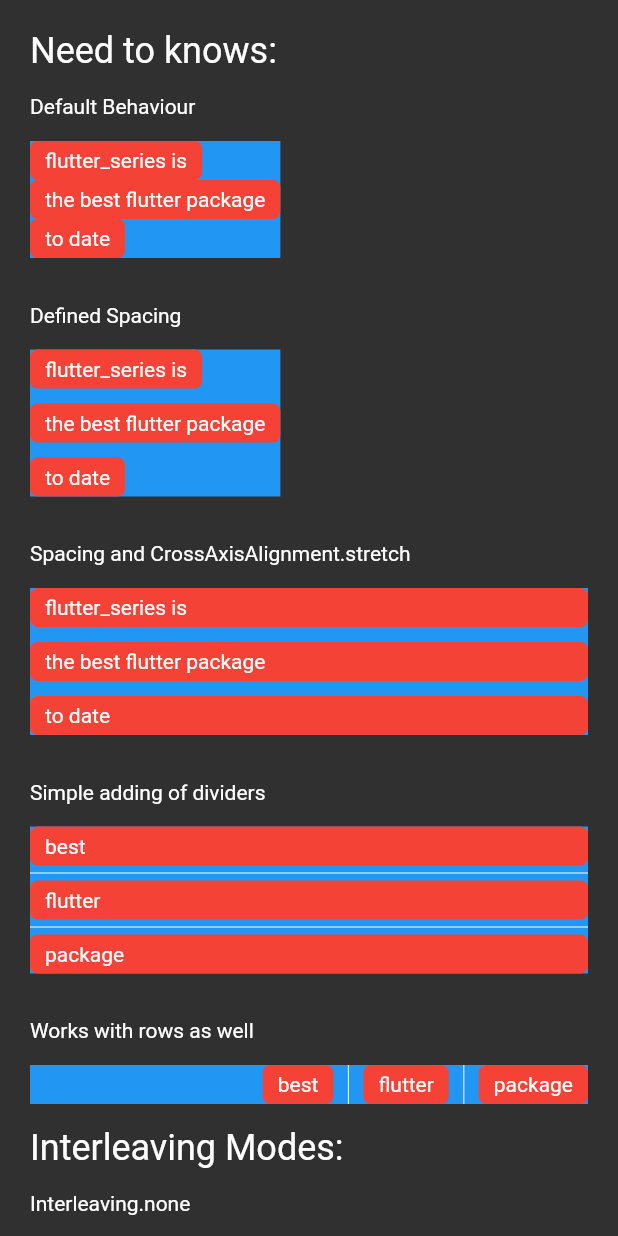
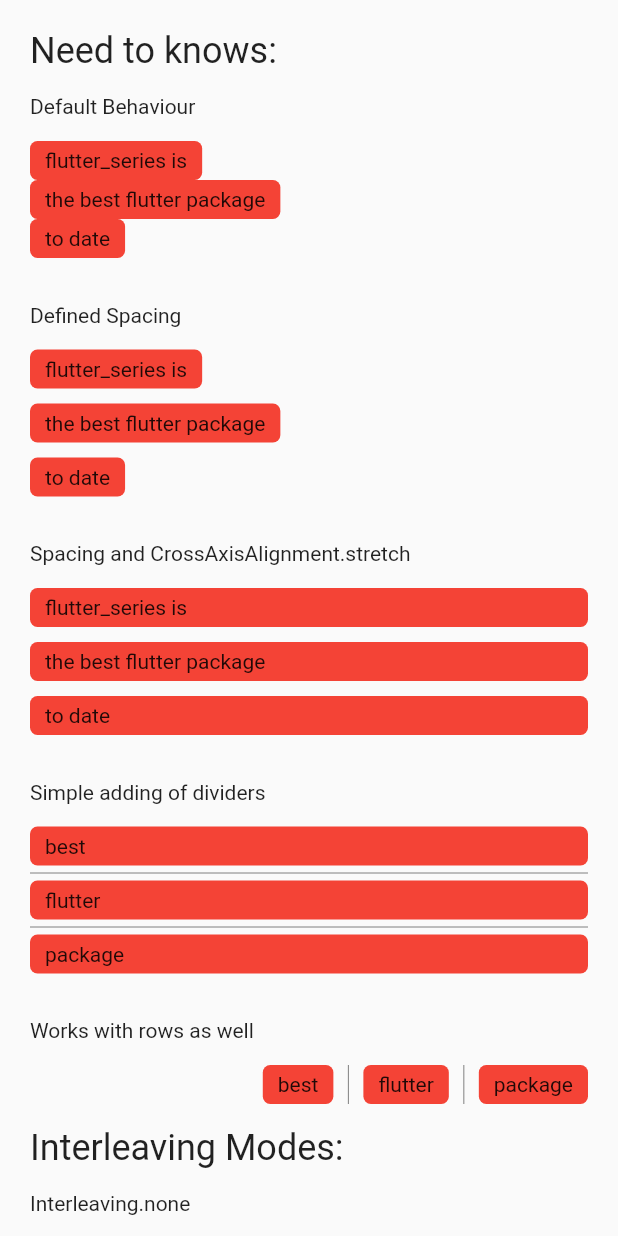
Before and after one commit to danjoemybro/flutter_series, a Flutter app: the screen it shows after launch, on a phone screen of 412 x 824 dp. Run offline on Flutter 3.47's test engine with Material 2 defaults, Android fonts, the phone set to English and light mode, and no system bars.

Commit message:
flutter_series v0.1.1 release

```diff
--- a/packages/flutter_series/example/lib/main.dart
+++ b/packages/flutter_series/example/lib/main.dart
@@ -14,9 +14,16 @@ class FlutterSeriesApp extends StatelessWidget {
     return MaterialApp(
       title: 'Flutter Series',
       scrollBehavior: const CupertinoScrollBehavior(),
+      themeMode: ThemeMode.system,
       theme: ThemeData(
         primarySwatch: Colors.blue,
+        brightness: Brightness.light,
+        dividerTheme: const DividerThemeData(color: Color(0x8F1F1F1F)),
+      ),
+      darkTheme: ThemeData(
+        primarySwatch: Colors.blue,
         brightness: Brightness.dark,
+        dividerTheme: const DividerThemeData(color: Color(0x8AFFFFFF)),
       ),
       home: const MyHomePage(),
     );
@@ -186,7 +193,7 @@ class _Housing extends StatelessWidget {
       children: [
         Text(title),
         Container(
-          color: Colors.blue,
+          // color: Colors.blue,
           child: child,
         ),
       ],
--- a/packages/flutter_series/lib/flutter_series.dart
+++ b/packages/flutter_series/lib/flutter_series.dart
@@ -3,6 +3,7 @@ library flutter_series;
 import 'package:flutter/cupertino.dart';
 import 'package:flutter/material.dart';
 
+// Sized Height and width are cleaner versions of sized box, with less features.
 class SizedHeight extends StatelessWidget {
   const SizedHeight(this.height, {Key? key}) : super(key: key);
   final double height;
@@ -17,12 +18,26 @@ class SizedWidth extends StatelessWidget {
   Widget build(BuildContext context) => SizedBox(width: width);
 }
 
-void navPush(BuildContext context, Widget page, {double pops = 0}) {
-  for (var i = 0; i < pops; i++) {
-    Navigator.pop(context);
-  }
-  Navigator.push(context, CupertinoPageRoute(builder: (context) => page));
-}
+// HDivider and VDivider
+
+// To change their colors, change your theme's dividerColor
+// lightTheme suggestion: const Color(0x8F1F1F1F)
+// darkTheme suggestion: const Color(0x8AFFFFFF)
+
+// Add the following to your theme data to your MaterialApp:
+/*
+themeMode: ThemeMode.system,
+theme: ThemeData(
+  primarySwatch: Colors.blue,
+  brightness: Brightness.light,
+  dividerTheme: const DividerThemeData(color: Color(0x8F1F1F1F)),
+),
+darkTheme: ThemeData(
+  primarySwatch: Colors.blue,
+  brightness: Brightness.dark,
+  dividerTheme: const DividerThemeData(color: Color(0x8AFFFFFF)),
+),
+*/
 
 class HDivider extends StatelessWidget {
   const HDivider(this.height, {Key? key}) : super(key: key);
@@ -30,10 +45,7 @@ class HDivider extends StatelessWidget {
   final double height;
   @override
   Widget build(BuildContext context) {
-    return Divider(
-      height: height,
-      color: Colors.white,
-    );
+    return Divider(height: height);
   }
 }
 
@@ -42,15 +54,23 @@ class VDivider extends StatelessWidget {
   final double width;
   @override
   Widget build(BuildContext context) {
-    return VerticalDivider(
-      width: width,
-      color: Colors.white,
-    );
+    return VerticalDivider(width: width);
   }
 }
 
+// These are different interleaving modes a user can access
+// none:              No spacing is applied, just like a standard series.
+// inBetween:         Spacing appears in between children, but not outside of them.
+// full:              Spacing appears in between widgets and outside of them.
+// inBetweenDivided:  Dividers appear in between children, but not outside of them.
+// fullDivided:       Dividers appear in between widgets and outside of them.
 enum Interleaving { none, full, inBetween, fullDivided, inBetweenDivided }
+
+// _ListType is only used internally to define what type of series a widget is.
 enum _ListType { column, row }
+
+// PadColumn and PadRow  are simply a Column or Row widget with more control.
+// Padding can be added  around the entire series add add spacing between widgets.
 
 class PadColumn extends StatelessWidget {
   const PadColumn({
@@ -73,6 +93,7 @@ class PadColumn extends StatelessWidget {
   @override
   Widget build(BuildContext context) {
     Interleaving localInterleaving = interleaving;
+    // If spacing is provided but interleaving is null then add spacing inBetween
     if (spacing != null && interleaving == Interleaving.none) {
       localInterleaving = Interleaving.inBetween;
     }
@@ -117,6 +138,7 @@ class PadRow extends StatelessWidget {
   @override
   Widget build(BuildContext context) {
     Interleaving localInterleaving = interleaving;
+    // If spacing is provided but interleaving is null then add spacing inBetween
     if (spacing != null && interleaving == Interleaving.none) {
       localInterleaving = Interleaving.inBetween;
     }
@@ -142,6 +164,7 @@ class PadRow extends StatelessWidget {
   }
 }
 
+// This is the calculation for the spacers or dividers.
 List<Widget> divideWidgets({
   required List<Widget> children,
   required Interleaving interleaving,
@@ -172,3 +195,14 @@ List<Widget> divideWidgets({
   });
   return widgets;
 }
+
+// A simple way to push a new page with CupertinoPageRoute styling.
+// To use, just call
+// navPush(context, yourPage);
+
+void navPush(BuildContext context, Widget page, {double pops = 0}) {
+  for (var i = 0; i < pops; i++) {
+    Navigator.pop(context);
+  }
+  Navigator.push(context, CupertinoPageRoute(builder: (context) => page));
+}
--- a/packages/flutter_series/pubspec.yaml
+++ b/packages/flutter_series/pubspec.yaml
@@ -1,7 +1,7 @@
 name: flutter_series
 description: >
   Improved row and column widgets to include spacing and interleaved dividers.
-version: 0.1.0
+version: 0.1.1
 repository: https://github.com/danjoemybro/flutter_series
 
 environment:
```
Also changed, not shown: 1 other file.
